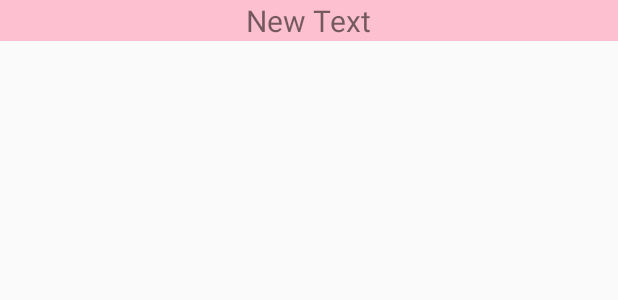
After one commit to yaroslavkulinich/beIdea, an Android app: the layout idea_header.xml on its own in the app's theme, with its tools: preview values and no code run, on a phone screen of 412 x 824 dp. The commit adds this screen. Shown: the top 300 px of the screen. Run offline under Robolectric (Android 15) with nearby library versions, the phone set to English and light mode, and no system bars.

```diff
--- a/app/build.gradle
+++ b/app/build.gradle
@@ -25,5 +25,6 @@ dependencies {
     compile 'com.actionbarsherlock:actionbarsherlock:4.4.0@aar'
     compile 'com.android.support:support-v4:19.0.+'
     compile "com.android.support:support-v13:19.0.+"
+    compile 'se.emilsjolander:stickylistheaders:2.5.1'
 
 }
--- /dev/null
+++ b/app/src/main/res/layout/idea_header.xml
@@ -0,0 +1,20 @@
+<?xml version="1.0" encoding="utf-8"?>
+
+<RelativeLayout xmlns:android="http://schemas.android.com/apk/res/android"
+    android:orientation="vertical" android:layout_width="match_parent"
+    android:layout_height="wrap_content"
+    android:background="#60ff608d">
+
+    <TextView
+        android:layout_width="wrap_content"
+        android:layout_height="wrap_content"
+        android:text="New Text"
+        android:id="@+id/tvHeader"
+        android:layout_gravity="center_horizontal"
+        android:layout_alignParentLeft="false"
+        android:layout_alignParentTop="false"
+        android:layout_marginTop="0dp"
+        android:layout_alignParentEnd="false"
+        android:layout_centerInParent="true"
+        android:textSize="20sp" />
+</RelativeLayout>
```
Also changed, not shown: app/src/main/java/beIdea/mtwain/besqueet/beidea/ListIdeaAdapter.java (+48 -8 lines), app/src/main/java/beIdea/mtwain/besqueet/beidea/ListIdeaFragment.java (+27 -3 lines), app/src/main/res/layout/fragment_list_idea.xml (+5 -6 lines), 1 other file.
